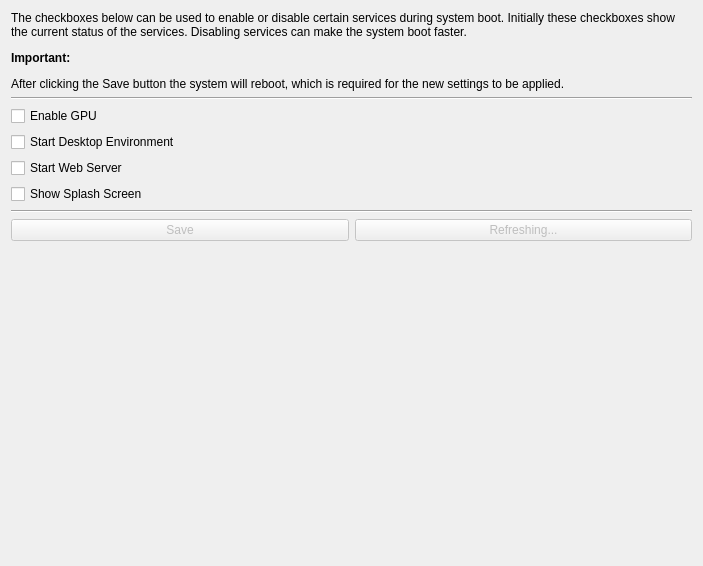
The window that src/brickv/plugin_system/plugins/red/ui/red_tab_settings_services.ui (Tinkerforge/brickv) describes before a commit, drawn with Qt 5.
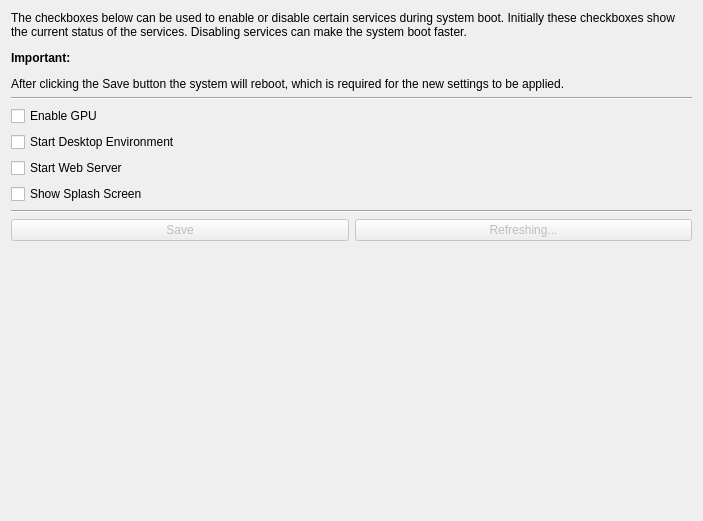
The same window after the commit.

Commit message: red-brick: Cleanup and unify layout of settings tab toolboxes

```diff
--- a/src/brickv/plugin_system/plugins/red/ui/red_tab_settings_services.ui
+++ b/src/brickv/plugin_system/plugins/red/ui/red_tab_settings_services.ui
@@ -7,7 +7,7 @@
     <x>0</x>
     <y>0</y>
     <width>703</width>
-    <height>566</height>
+    <height>521</height>
    </rect>
   </property>
   <property name="windowTitle">
@@ -98,7 +98,7 @@
      <property name="sizeHint" stdset="0">
       <size>
        <width>20</width>
-       <height>248</height>
+       <height>0</height>
       </size>
      </property>
     </spacer>
```
Left out of the diff: 11 changed lines with no effect on the pictures. The commit also changes 7 other files.
